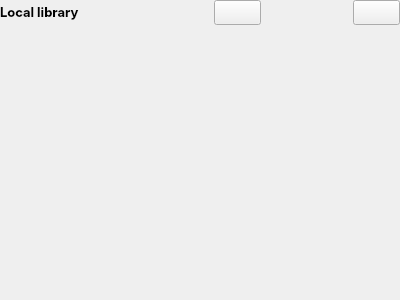
Quill-OS/quill, file src/localLibrary/locallibrarywidget.ui: the form before one commit.
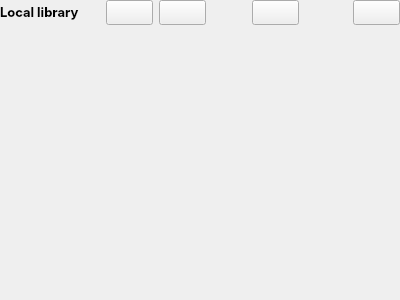
The form after the commit. Icons and pictures are not drawn. Custom widgets are drawn as their Qt base class.

```diff
--- a/src/localLibrary/locallibrarywidget.ui
+++ b/src/localLibrary/locallibrarywidget.ui
@@ -43,14 +43,31 @@
    </property>
    <item>
     <layout class="QGridLayout" name="gridLayout">
-     <item row="0" column="6">
+     <item row="0" column="3">
+      <widget class="QPushButton" name="pathBtn">
+       <property name="sizePolicy">
+        <sizepolicy hsizetype="Fixed" vsizetype="Fixed">
+         <horstretch>0</horstretch>
+         <verstretch>0</verstretch>
+        </sizepolicy>
+       </property>
+       <property name="text">
+        <string/>
+       </property>
+       <property name="icon">
+        <iconset resource="../eink.qrc">
+         <normaloff>:/resources/question-mark.png</normaloff>:/resources/question-mark.png</iconset>
+       </property>
+      </widget>
+     </item>
+     <item row="0" column="9">
       <widget class="QPushButton" name="nextPageBtn">
        <property name="text">
         <string/>
        </property>
       </widget>
      </item>
-     <item row="0" column="4">
+     <item row="0" column="7">
       <widget class="QClickableLabel" name="pageNumberLabel" native="true">
        <property name="text" stdset="0">
         <string/>
@@ -58,22 +75,13 @@
       </widget>
      </item>
      <item row="0" column="5">
-      <spacer name="horizontalSpacer_3">
-       <property name="orientation">
-        <enum>Qt::Horizontal</enum>
+      <widget class="QPushButton" name="previousPageBtn">
+       <property name="text">
+        <string/>
        </property>
-       <property name="sizeType">
-        <enum>QSizePolicy::Maximum</enum>
-       </property>
-       <property name="sizeHint" stdset="0">
-        <size>
-         <width>40</width>
-         <height>20</height>
-        </size>
-       </property>
-      </spacer>
+      </widget>
      </item>
-     <item row="0" column="3">
+     <item row="0" column="6">
       <spacer name="horizontalSpacer_2">
        <property name="orientation">
         <enum>Qt::Horizontal</enum>
@@ -89,7 +97,23 @@
        </property>
       </spacer>
      </item>
-     <item row="0" column="1">
+     <item row="0" column="8">
+      <spacer name="horizontalSpacer_3">
+       <property name="orientation">
+        <enum>Qt::Horizontal</enum>
+       </property>
+       <property name="sizeType">
+        <enum>QSizePolicy::Maximum</enum>
+       </property>
+       <property name="sizeHint" stdset="0">
+        <size>
+         <width>40</width>
+         <height>20</height>
+        </size>
+       </property>
+      </spacer>
+     </item>
+     <item row="0" column="4">
       <spacer name="horizontalSpacer">
        <property name="orientation">
         <enum>Qt::Horizontal</enum>
@@ -106,10 +130,20 @@
       </spacer>
      </item>
      <item row="0" column="2">
-      <widget class="QPushButton" name="previousPageBtn">
+      <widget class="QPushButton" name="goUpBtn">
+       <property name="sizePolicy">
+        <sizepolicy hsizetype="Fixed" vsizetype="Fixed">
+         <horstretch>0</horstretch>
+         <verstretch>0</verstretch>
+        </sizepolicy>
+       </property>
        <property name="text">
         <string/>
        </property>
+       <property name="icon">
+        <iconset resource="../eink.qrc">
+         <normaloff>:/resources/chevron-up.png</normaloff>:/resources/chevron-up.png</iconset>
+       </property>
       </widget>
      </item>
      <item row="0" column="0">
@@ -125,6 +159,19 @@
        </property>
       </widget>
      </item>
+     <item row="0" column="1">
+      <spacer name="horizontalSpacer_4">
+       <property name="orientation">
+        <enum>Qt::Horizontal</enum>
+       </property>
+       <property name="sizeHint" stdset="0">
+        <size>
+         <width>40</width>
+         <height>20</height>
+        </size>
+       </property>
+      </spacer>
+     </item>
     </layout>
    </item>
    <item>
```
Left out of the diff: 4 changed lines with no effect on the pictures.
